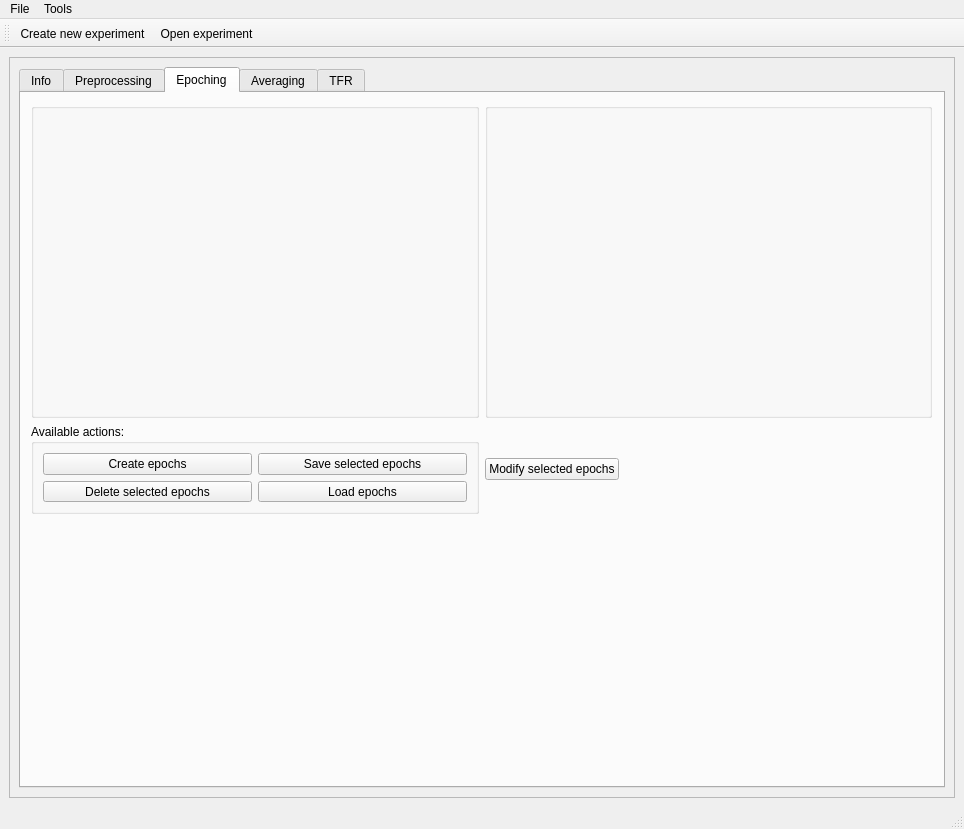
Above: meggie/ui/qt4Designer_ui_files/mainWindow.ui from cibr-jyu/meggie before the change. Below: the same form after it.
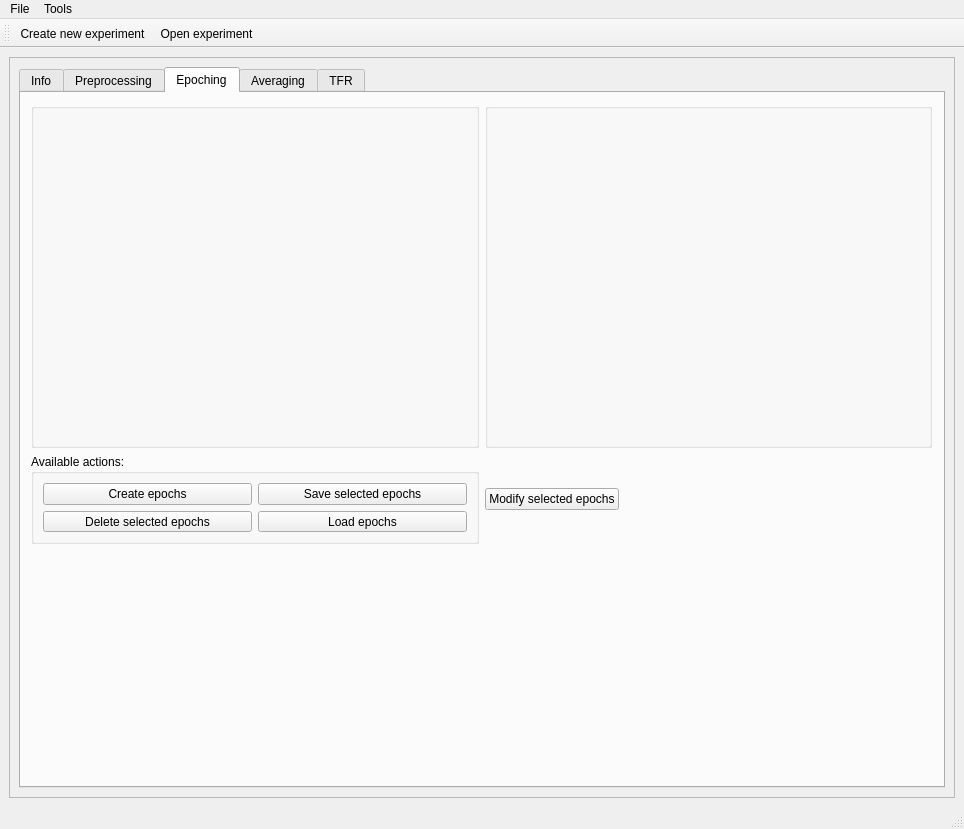
That is the form after the change. The open tabs and pages were chosen to show the change.

Diff of the .ui file:
```diff
--- a/meggie/ui/qt4Designer_ui_files/mainWindow.ui
+++ b/meggie/ui/qt4Designer_ui_files/mainWindow.ui
@@ -37,8 +37,8 @@
         <rect>
          <x>0</x>
          <y>0</y>
-         <width>942</width>
-         <height>726</height>
+         <width>944</width>
+         <height>721</height>
         </rect>
        </property>
        <property name="minimumSize">
@@ -885,7 +885,7 @@
                 <x>10</x>
                 <y>10</y>
                 <width>901</width>
-                <height>411</height>
+                <height>441</height>
                </rect>
               </property>
               <layout class="QGridLayout" name="gridLayout_5">
```
Left out of the diff: 66 changed lines with no effect on the pictures.
